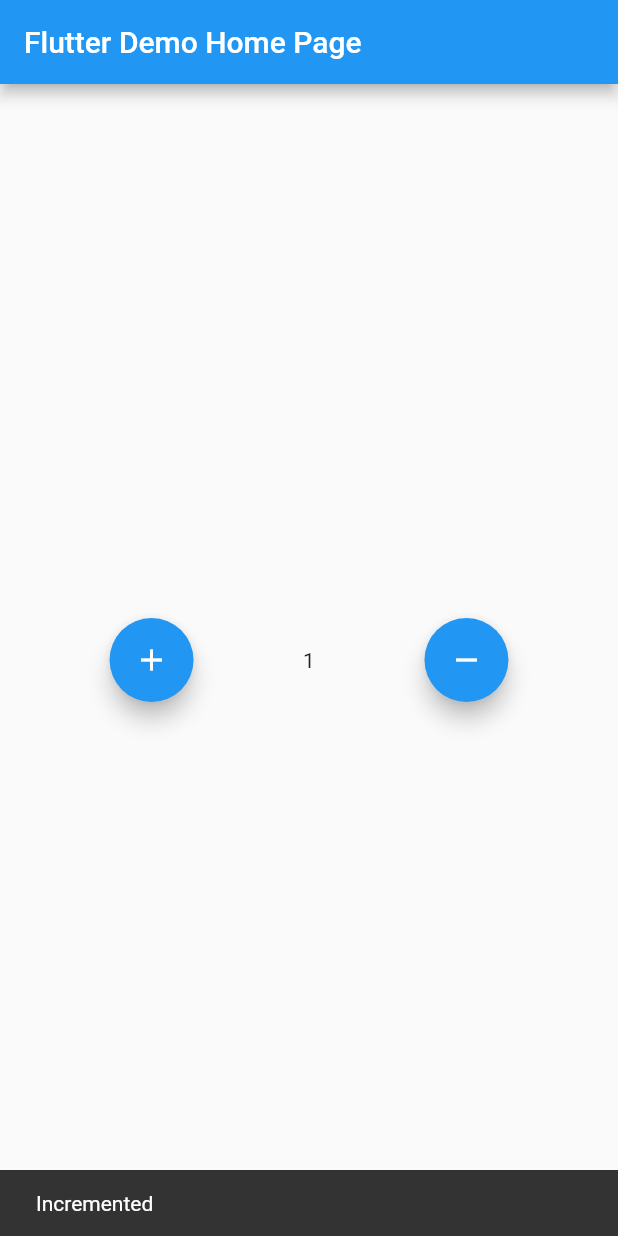
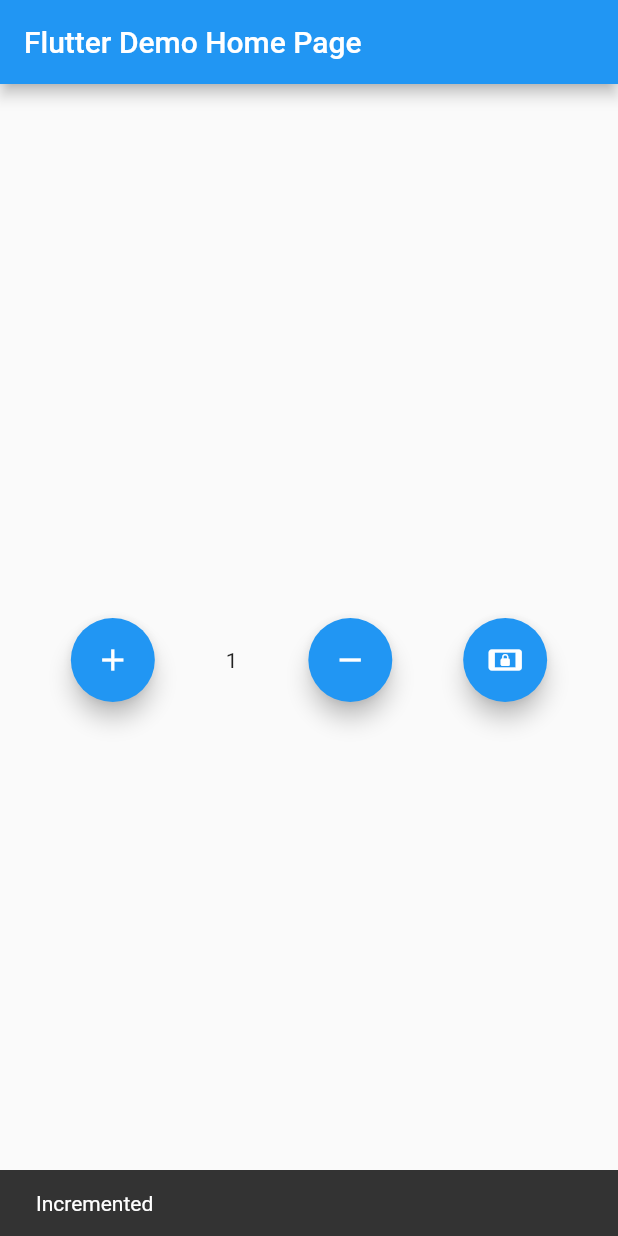
Before and after one commit to ArjunMalhotra07/bloc, a Flutter app: the screen it shows after launch, after a tap on the "add" icon, on a phone screen of 412 x 824 dp. Run offline on Flutter 3.47's test engine with Material 2 defaults, Android fonts, the phone set to English and light mode, and no system bars; our stand-ins replace bloc, equatable, flutter_bloc.

Commit message:
structured folder

```diff
--- a/lib/cubit/counter_state.dart
+++ b/lib/logic/cubit/counter_state.dart
@@ -1,8 +1,11 @@
 part of 'counter_cubit.dart';
 
-class CounterState {
+class CounterState extends Equatable {
   final int counter;
   final bool didIncrement;
 
   CounterState({required this.counter, required this.didIncrement});
+
+  @override
+  List<Object?> get props => [this.counter, this.didIncrement];
 }
--- a/lib/main.dart
+++ b/lib/main.dart
@@ -1,6 +1,8 @@
 import 'package:flutter/material.dart';
 import 'package:flutter_bloc/flutter_bloc.dart';
-import 'package:test/cubit/counter_cubit.dart';
+import 'package:test/presentation/screens/home_screen.dart';
+
+import 'logic/cubit/counter_cubit.dart';
 
 void main() {
   runApp(const MyApp());
@@ -11,104 +13,15 @@ class MyApp extends StatelessWidget {
 
   @override
   Widget build(BuildContext context) {
-    return BlocProvider(
-      create: (context) => CounterCubit(),
-      child: MaterialApp(
-        title: 'Flutter Demo',
-        theme: ThemeData(
-          primarySwatch: Colors.blue,
-        ),
-        home: const MyHomePage(title: 'Flutter Demo Home Page'),
+    return MaterialApp(
+      title: 'Flutter Demo',
+      theme: ThemeData(
+        primarySwatch: Colors.blue,
+      ),
+      home: BlocProvider<CounterCubit>(
+        create: (context) => CounterCubit(),
+        child: const MyHomePage(title: 'Flutter Demo Home Page'),
       ),
     );
   }
 }
-
-class MyHomePage extends StatefulWidget {
-  const MyHomePage({super.key, required this.title});
-
-  // This widget is the home page of your application. It is stateful, meaning
-  // that it has a State object (defined below) that contains fields that affect
-  // how it looks.
-
-  // This class is the configuration for the state. It holds the values (in this
-  // case the title) provided by the parent (in this case the App widget) and
-  // used by the build method of the State. Fields in a Widget subclass are
-  // always marked "final".
-
-  final String title;
-
-  @override
-  State<MyHomePage> createState() => _MyHomePageState();
-}
-
-class _MyHomePageState extends State<MyHomePage> {
-  int _counter = 0;
-
-  void _incrementCounter() {
-    setState(() {
-      // This call to setState tells the Flutter framework that something has
-      // changed in this State, which causes it to rerun the build method below
-      // so that the display can reflect the updated values. If we changed
-      // _counter without calling setState(), then the build method would not be
-      // called again, and so nothing would appear to happen.
-      _counter++;
-    });
-  }
-
-  @override
-  Widget build(BuildContext context) {
-    // This method is rerun every time setState is called, for instance as done
-    // by the _incrementCounter method above.
-    //
-    // The Flutter framework has been optimized to make rerunning build methods
-    // fast, so that you can just rebuild anything that needs updating rather
-    // than having to individually change instances of widgets.
-    return Scaffold(
-        appBar: AppBar(
-          // Here we take the value from the MyHomePage object that was created by
-          // the App.build method, and use it to set our appbar title.
-          title: Text(widget.title),
-        ),
-        body: Center(
-          child:
-              Row(mainAxisAlignment: MainAxisAlignment.spaceEvenly, children: [
-            FloatingActionButton(
-              onPressed: () {
-                BlocProvider.of<CounterCubit>(context).increment();
-              },
-              child: const Icon(Icons.add),
-            ),
-            BlocConsumer<CounterCubit, CounterState>(
-              listener: ((context, state) {
-                if (state.didIncrement == true) {
-                  const snackBar = SnackBar(
-                    content: Text("Incremented"),
-                    duration: Duration(seconds: 1),
-                  );
-                  ScaffoldMessenger.of(context).showSnackBar(snackBar);
-                } else if (state.didIncrement == false) {
-                  const snackBar = SnackBar(
-                    content: Text("Decremented"),
-                    duration: Duration(seconds: 1),
-                  );
-                  ScaffoldMessenger.of(context).showSnackBar(snackBar);
-                }
-              }),
-              builder: (context, state) {
-                return Text("${state.counter}");
-              },
-            ),
-            FloatingActionButton(
-              onPressed: () {
-                BlocProvider.of<CounterCubit>(context).decrement();
-              },
-              child: const Icon(Icons.remove),
-            )
-          ]),
-        )
-
-        // This trailing comma makes auto-formatting nicer for build methods.
-        );
-  }
-}
--- /dev/null
+++ b/lib/presentation/screens/home_screen.dart
@@ -0,0 +1,88 @@
+import 'package:flutter/material.dart';
+import 'package:flutter_bloc/flutter_bloc.dart';
+import 'package:test/logic/cubit/counter_cubit.dart';
+import 'package:test/presentation/screens/second_screen.dart';
+
+class MyHomePage extends StatefulWidget {
+  const MyHomePage({super.key, required this.title});
+
+  // This widget is the home page of your application. It is stateful, meaning
+  // that it has a State object (defined below) that contains fields that affect
+  // how it looks.
+
+  // This class is the configuration for the state. It holds the values (in this
+  // case the title) provided by the parent (in this case the App widget) and
+  // used by the build method of the State. Fields in a Widget subclass are
+  // always marked "final".
+
+  final String title;
+
+  @override
+  State<MyHomePage> createState() => _MyHomePageState();
+}
+
+class _MyHomePageState extends State<MyHomePage> {
+  @override
+  Widget build(BuildContext context) {
+    // This method is rerun every time setState is called, for instance as done
+    // by the _incrementCounter method above.
+    //
+    // The Flutter framework has been optimized to make rerunning build methods
+    // fast, so that you can just rebuild anything that needs updating rather
+    // than having to individually change instances of widgets.
+    return Scaffold(
+        appBar: AppBar(
+          // Here we take the value from the MyHomePage object that was created by
+          // the App.build method, and use it to set our appbar title.
+          title: Text(widget.title),
+        ),
+        body: Center(
+          child:
+              Row(mainAxisAlignment: MainAxisAlignment.spaceEvenly, children: [
+            FloatingActionButton(
+              onPressed: () {
+                BlocProvider.of<CounterCubit>(context).increment();
+              },
+              child: const Icon(Icons.add),
+            ),
+            BlocConsumer<CounterCubit, CounterState>(
+              listener: ((context, state) {
+                if (state.didIncrement == true) {
+                  const snackBar = SnackBar(
+                    content: Text("Incremented"),
+                    duration: Duration(seconds: 1),
+                  );
+                  ScaffoldMessenger.of(context).showSnackBar(snackBar);
+                } else if (state.didIncrement == false) {
+                  const snackBar = SnackBar(
+                    content: Text("Decremented"),
+                    duration: Duration(seconds: 1),
+                  );
+                  ScaffoldMessenger.of(context).showSnackBar(snackBar);
+                }
+              }),
+              builder: (context, state) {
+                return Text("${state.counter}");
+              },
+            ),
+            FloatingActionButton(
+              onPressed: () {
+                BlocProvider.of<CounterCubit>(context).decrement();
+              },
+              child: const Icon(Icons.remove),
+            ),
+            FloatingActionButton(
+              onPressed: () {
+                Navigator.of(context).push(MaterialPageRoute(
+                    builder: (context) =>
+                        const SecondScreen(title: "Screen 2")));
+              },
+              child: const Icon(Icons.screen_lock_landscape),
+            )
+          ]),
+        )
+
+        // This trailing comma makes auto-formatting nicer for build methods.
+        );
+  }
+}
--- a/pubspec.yaml
+++ b/pubspec.yaml
@@ -29,13 +29,11 @@ environment:
 # the latest version available on pub.dev. To see which dependencies have newer
 # versions available, run `flutter pub outdated`.
 dependencies:
-  bloc_test: ^9.1.0
   cupertino_icons: ^1.0.2
   equatable: ^2.0.5
   flutter:
     sdk: flutter
   flutter_bloc: ^8.1.1
-  test: ^1.22.1
 
 dev_dependencies:
   flutter_lints: ^2.0.0
```
Also changed, not shown: lib/presentation/screens/second_screen.dart (added, +31 -0 lines), lib/logic/cubit/counter_cubit.dart (renamed from lib/cubit/counter_cubit.dart).
